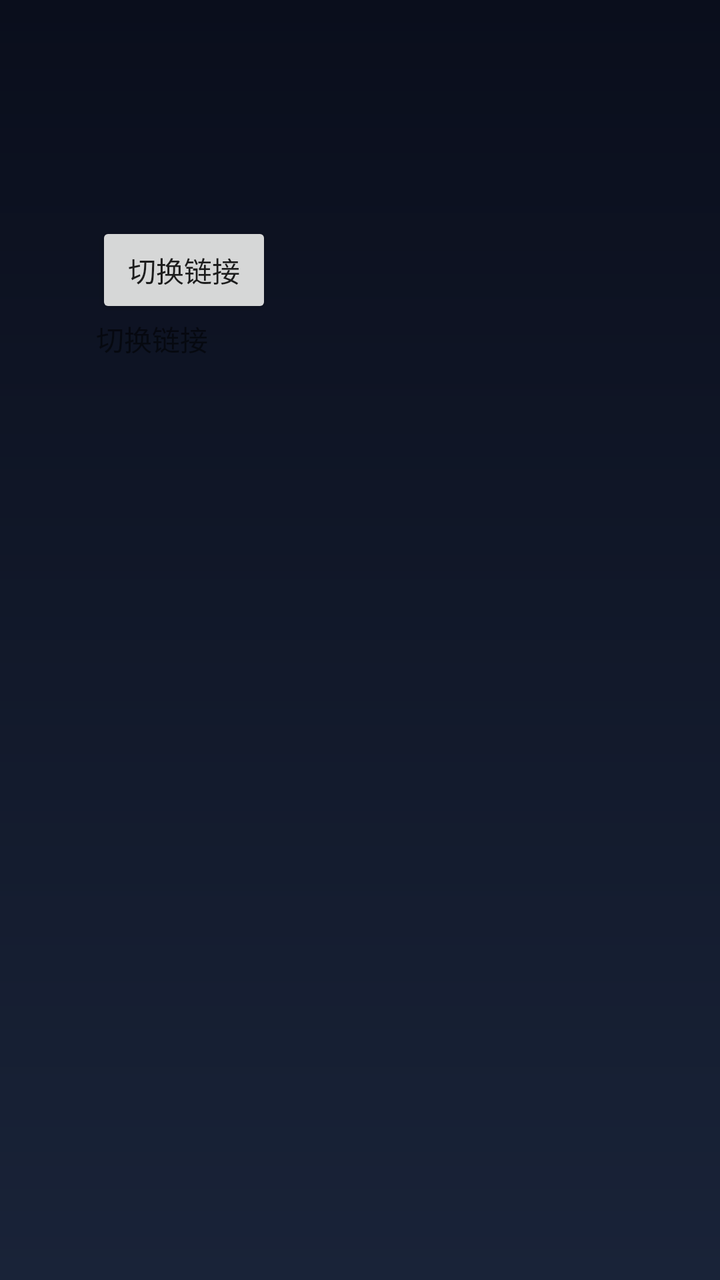
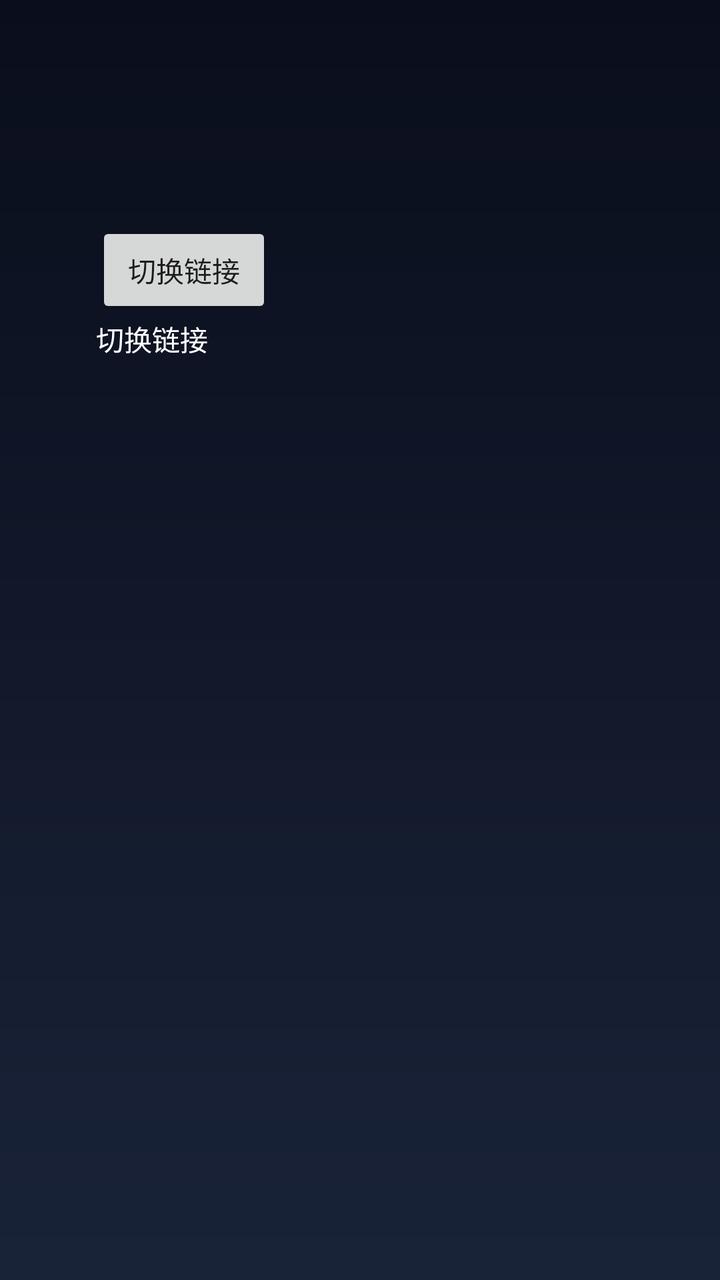

The first picture is an Android layout as it rendered before a commit; the second is the same layout after the commit. The layout source and the unified diff follow.
<!-- AndroidManifest.xml: application theme AppTheme -->
<!-- res/layout/fragment_mine.xml -->
<?xml version="1.0" encoding="utf-8"?>
<androidx.constraintlayout.widget.ConstraintLayout xmlns:android="http://schemas.android.com/apk/res/android"
        xmlns:app="http://schemas.android.com/apk/res-auto"
        xmlns:tools="http://schemas.android.com/tools"
        android:layout_width="match_parent"
        android:layout_height="match_parent">


    <androidx.constraintlayout.widget.ConstraintLayout
            android:layout_width="match_parent"
            android:layout_height="match_parent"
            android:paddingStart="48dp"
            android:paddingTop="111dp"
            android:paddingEnd="48dp"
            android:clipChildren="false"
            android:clipToPadding="false"
            app:layout_constraintLeft_toLeftOf="parent"
            app:layout_constraintTop_toTopOf="parent"
            >

        <Button
                android:id="@+id/btn_change_url"
                android:layout_width="wrap_content"
                android:layout_height="wrap_content"
                android:text="@string/mine_action_change_url"
                app:layout_constraintLeft_toLeftOf="parent"
                app:layout_constraintTop_toTopOf="parent" />

        <TextView
                android:id="@+id/tv_url"
                android:layout_width="wrap_content"
                android:layout_height="wrap_content"
                android:text="@string/mine_action_change_url"
                app:layout_constraintLeft_toLeftOf="parent"
                app:layout_constraintTop_toBottomOf="@id/btn_change_url" />

    </androidx.constraintlayout.widget.ConstraintLayout>

</androidx.constraintlayout.widget.ConstraintLayout>
<!-- resources referenced by this layout -->
<resources>
  <string name="mine_action_change_url">切换链接</string>
  <style name="AppTheme" parent="Theme.AppCompat.Light.NoActionBar">
          
          <item name="colorPrimary">@color/colorPrimary</item>
          <item name="colorPrimaryDark">@color/colorPrimaryDark</item>
          <item name="colorAccent">@color/colorAccent</item>
          <item name="android:windowBackground">@drawable/bg_gradient_home</item>
  
      </style>
  <color name="colorPrimary">#008577</color>
  <color name="colorPrimaryDark">#00574B</color>
  <color name="colorAccent">#D81B60</color>
  <!-- drawable bg_gradient_home (drawable) -->
  <?xml version="1.0" encoding="utf-8"?>
  <shape android:shape="rectangle"
    xmlns:android="http://schemas.android.com/apk/res/android">
      <gradient android:startColor="#ff0a0e1c" android:endColor="#ff192338" android:angle="270.0" />
  </shape>
</resources>

<!-- the commit's change to res/layout/fragment_mine.xml (unified diff, before → after) -->
@@ -30,6 +30,7 @@
                 android:id="@+id/tv_url"
                 android:layout_width="wrap_content"
                 android:layout_height="wrap_content"
+                android:textColor="@color/colorWhite"
                 android:text="@string/mine_action_change_url"
                 app:layout_constraintLeft_toLeftOf="parent"
                 app:layout_constraintTop_toBottomOf="@id/btn_change_url" />
<!-- resource entries referenced after the edit -->
@@ -1,5 +1,6 @@
 <!-- resources referenced by this layout -->
 <resources>
+  <color name="colorWhite">#FFFFFF</color>
   <string name="mine_action_change_url">切换链接</string>
   <style name="AppTheme" parent="Theme.AppCompat.Light.NoActionBar">
           
